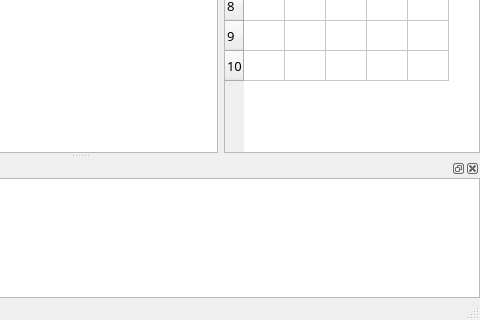
The window that gui_qt5/mainwindow.ui (gamesun/UartVide) describes before a commit, drawn with Qt 5; both pictures show x 320 to 800 and y 280 to 600 of the 800 by 600 pixel window.
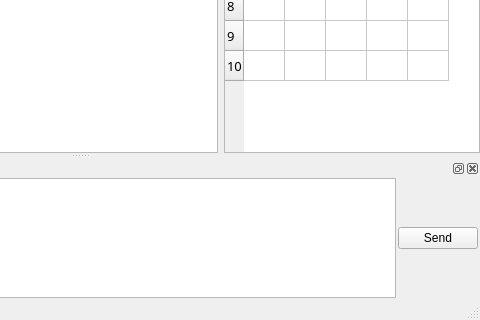
The same window after the commit.

Commit message: Add "Send" button to send hex panel

The edit to the form file:
```diff
--- a/gui_qt5/mainwindow.ui
+++ b/gui_qt5/mainwindow.ui
@@ -769,14 +769,24 @@
       <number>0</number>
      </property>
      <item>
-      <widget class="QTextEdit" name="txtEdtInput">
-       <property name="sizePolicy">
-        <sizepolicy hsizetype="Expanding" vsizetype="Expanding">
-         <horstretch>0</horstretch>
-         <verstretch>1</verstretch>
-        </sizepolicy>
+      <layout class="QHBoxLayout" name="horizontalLayout">
+       <property name="spacing">
+        <number>2</number>
        </property>
-      </widget>
+       <property name="rightMargin">
+        <number>2</number>
+       </property>
+       <item>
+        <widget class="QTextEdit" name="txtEdtInput"/>
+       </item>
+       <item>
+        <widget class="QPushButton" name="btnSendHex">
+         <property name="text">
+          <string notr="true">Send</string>
+         </property>
+        </widget>
+       </item>
+      </layout>
      </item>
     </layout>
    </widget>
```
The commit also changes 2 other files.
